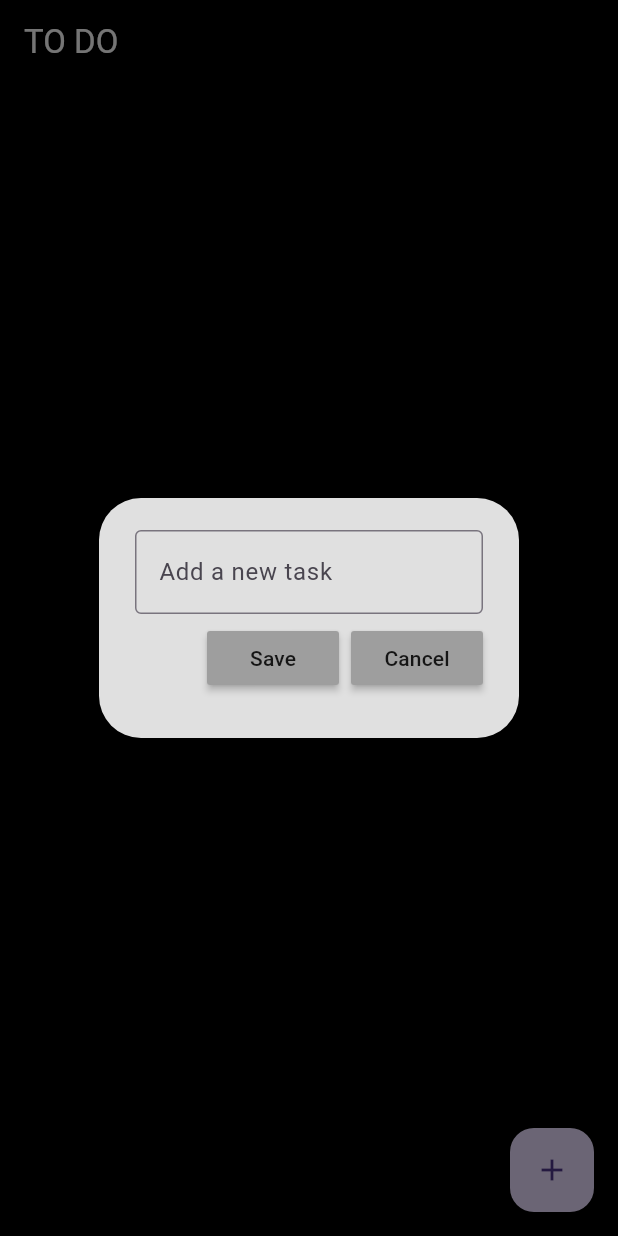
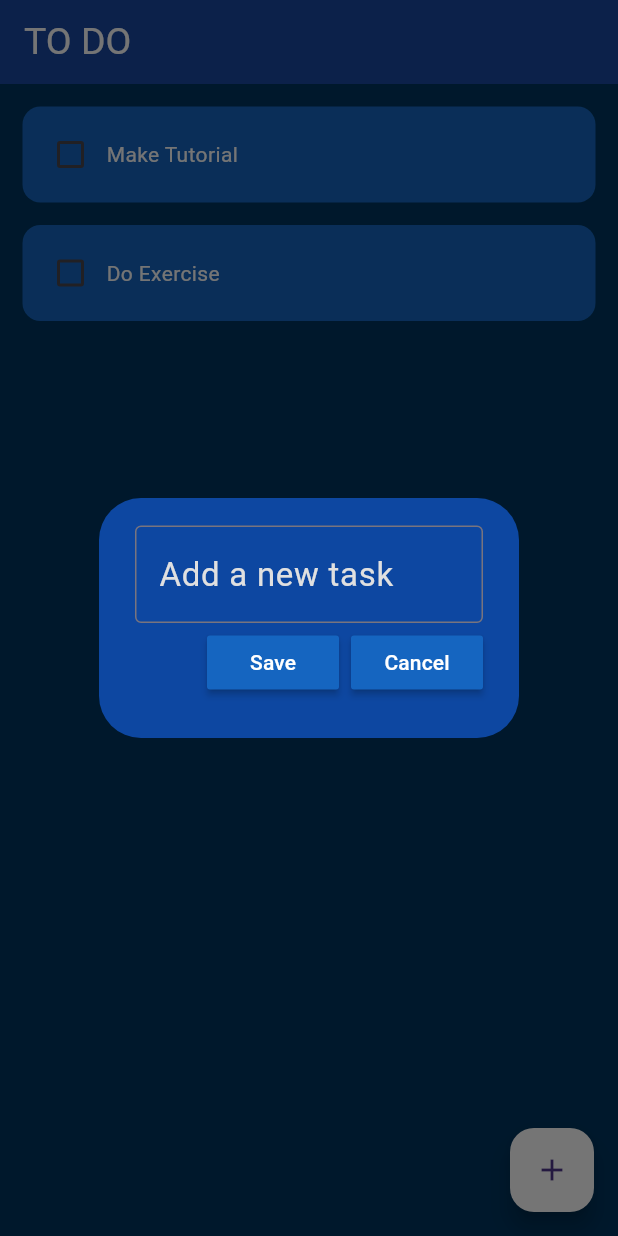
Before and after one commit to mohammedmaher3333333/ToDo_App, a Flutter app: the screen it shows after launch, after a tap on the "add" icon, on a phone screen of 412 x 824 dp. Run offline on Flutter 3.47's test engine with Material 3 defaults, Android fonts, the phone set to English and light mode, and no system bars; drawn by our look-alikes of flutter_slidable; our stand-ins replace hive_flutter; accounts and stored records are empty.

Commit message:
UI is done

```diff
--- a/lib/data/database.dart
+++ b/lib/data/database.dart
@@ -6,13 +6,13 @@ class ToDoDataBase {
   // reference our box
   final _myBox = Hive.box('mybox');
 
-  // // run this method if this is the 1st time ever opening this app
-  // void createInitialData() {
-  //   toDoList = [
-  //     ["Make Tutorial", false],
-  //     ["Do Exercise", false],
-  //   ];
-  // }
+  // run this method if this is the 1st time ever opening this app
+  void createInitialData() {
+    toDoList = [
+      ["Make Tutorial", false],
+      ["Do Exercise", false],
+    ];
+  }
 
   // load the data from database
   void loadData() {
--- a/lib/main.dart
+++ b/lib/main.dart
@@ -20,7 +20,7 @@ class MyApp extends StatelessWidget {
     return MaterialApp(
       debugShowCheckedModeBanner: false,
       home: const HomePage(),
-      theme: ThemeData(primarySwatch: Colors.yellow),
+      theme: ThemeData(primarySwatch: Colors.grey),
     );
   }
 }
--- a/lib/pages/home_page.dart
+++ b/lib/pages/home_page.dart
@@ -18,14 +18,13 @@ class _HomePageState extends State<HomePage> {
 
   @override
   void initState() {
-    // // if this is the 1st time ever openin the app, then create default data
-    // if (_myBox.get("TODOLIST") == null) {
-    //   db.createInitialData();
-    // } else {
-    //   // there already exists data
-    //   db.loadData();
-    // }
-    db.loadData();
+    // if this is the 1st time ever openin the app, then create default data
+    if (_myBox.get("TODOLIST") == null) {
+      db.createInitialData();
+    } else {
+      // there already exists data
+      db.loadData();
+    }
     super.initState();
   }
 
@@ -49,6 +48,10 @@ class _HomePageState extends State<HomePage> {
     Navigator.of(context).pop();
     db.updateDataBase();
   }
+  void cancelSaveTask(){
+    Navigator.of(context).pop();
+    _controller.clear();
+  }
 
   // create a new task
   void createNewTask() {
@@ -58,7 +61,7 @@ class _HomePageState extends State<HomePage> {
         return DialogBox(
           controller: _controller,
           onSave: saveNewTask,
-          onCancel: () => Navigator.of(context).pop(),
+          onCancel: cancelSaveTask,
         );
       },
     );
@@ -75,14 +78,15 @@ class _HomePageState extends State<HomePage> {
   @override
   Widget build(BuildContext context) {
     return Scaffold(
-      backgroundColor: Colors.black,
+      backgroundColor: const Color(0xFF00355F),
       appBar: AppBar(
-        backgroundColor: Colors.black,
+        backgroundColor: Colors.blue.shade900,
         foregroundColor: Colors.white,
-        title: Text('TO DO'),
-        elevation: 0,
+        title: const Text('TO DO',style: TextStyle(fontSize: 25),),
+        elevation: 15,
       ),
       floatingActionButton: FloatingActionButton(
+        backgroundColor: Colors.white,
         onPressed: createNewTask,
         child: Icon(Icons.add),
       ),
--- a/lib/util/dialog_box.dart
+++ b/lib/util/dialog_box.dart
@@ -17,7 +17,7 @@ class DialogBox extends StatelessWidget {
   @override
   Widget build(BuildContext context) {
     return AlertDialog(
-      backgroundColor: Colors.grey[300],
+      backgroundColor: Colors.blue.shade900,
       content: Container(
         height: 120,
         child: Column(
@@ -26,7 +26,9 @@ class DialogBox extends StatelessWidget {
             // get user input
             TextField(
               controller: controller,
+              style: TextStyle(fontSize: 22.0, color: Colors.grey.shade300),
               decoration: InputDecoration(
+                hintStyle: TextStyle(color: Colors.grey.shade300),
                 border: OutlineInputBorder(),
                 hintText: "Add a new task",
               ),
--- a/lib/util/my_button.dart
+++ b/lib/util/my_button.dart
@@ -13,8 +13,8 @@ class MyButton extends StatelessWidget {
   Widget build(BuildContext context) {
     return MaterialButton(
       onPressed: onPressed,
-      color: Colors.grey,
-      child: Text(text),
+      color: Colors.blue.shade800,
+      child: Text(text,style: TextStyle(color: Colors.white),),
     );
   }
 }
--- a/lib/util/todo_tile.dart
+++ b/lib/util/todo_tile.dart
@@ -18,7 +18,7 @@ class ToDoTile extends StatelessWidget {
   @override
   Widget build(BuildContext context) {
     return Padding(
-      padding: const EdgeInsets.only(left: 25.0, right: 25, top: 25),
+      padding: const EdgeInsets.only(left: 15.0, right: 15, top: 15),
       child: Slidable(
         endActionPane: ActionPane(
           motion: StretchMotion(),
@@ -33,9 +33,9 @@ class ToDoTile extends StatelessWidget {
           ],
         ),
         child: Container(
-          padding: EdgeInsets.all(24),
+          padding: EdgeInsets.all(8),
           decoration: BoxDecoration(
-            color: Colors.grey,
+            color: Colors.blue.shade800,
             borderRadius: BorderRadius.circular(12),
           ),
           child: Row(
@@ -45,17 +45,19 @@ class ToDoTile extends StatelessWidget {
                 value: taskCompleted,
                 onChanged: onChanged,
                 activeColor: Colors.blue,
-                checkColor: Colors.white,
+                checkColor: Colors.blueGrey[800],
               ),
 
               // task name
-              Text(
+              Flexible(
+                child: Text(
                   taskName,
                   style: TextStyle(
                     decoration: taskCompleted
                         ? TextDecoration.lineThrough
                         : TextDecoration.none,
                     color: Colors.white,
+                  ),
                 ),
               ),
             ],
```
Lines whose indentation alone changed are shown as unchanged.
